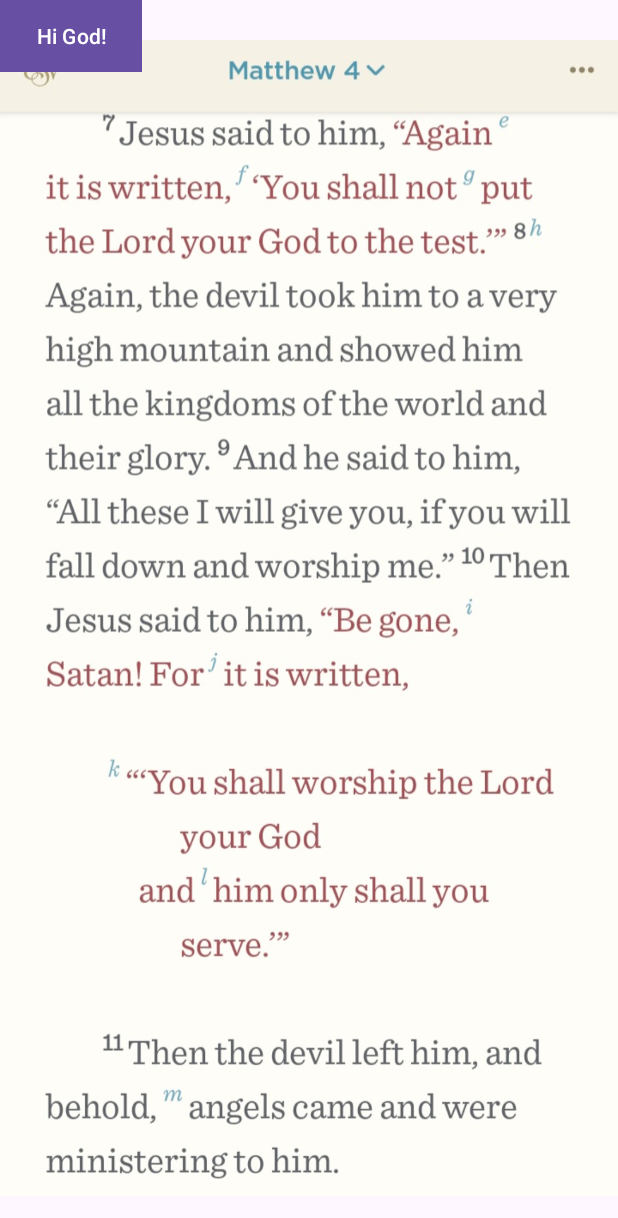
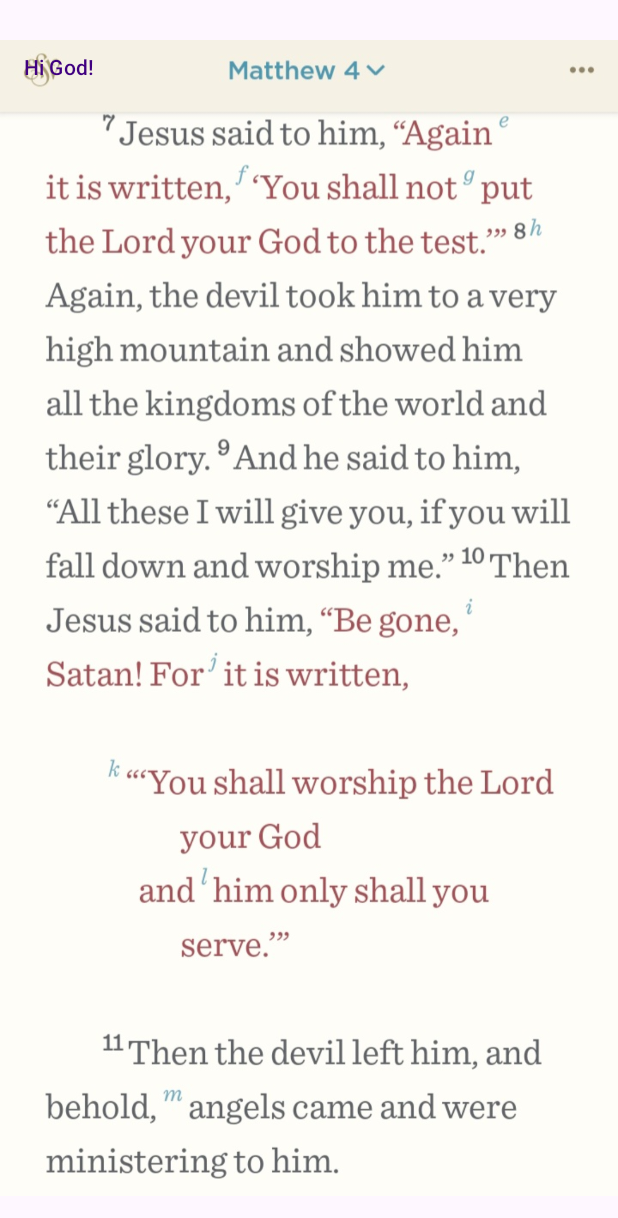
Before and after one commit to Aaron-Glave/JesusDefeatingSatan, an Android app: the screen it shows after launch (MainActivity), on a phone screen of 412 x 824 dp. Shown: the top 1218 px of the screen. Run offline under Robolectric (Android 15) with nearby library versions, the phone set to English and light mode, and no system bars.

Commit message:
Made the button transparent so you can better see the ESV.

```diff
--- a/app/src/main/res/layout/activity_main.xml
+++ b/app/src/main/res/layout/activity_main.xml
@@ -21,11 +21,14 @@
         android:id="@+id/button"
         android:layout_width="wrap_content"
         android:layout_height="wrap_content"
+        android:background="@android:color/transparent"
+        android:backgroundTint="@android:color/transparent"
+        android:text="@string/hi_god"
+        android:textColor="@color/purple"
+        android:paddingStart="0dp"
+        android:paddingEnd="10dp"
         app:layout_constraintStart_toStartOf="parent"
-        app:layout_constraintTop_toTopOf="parent"
-        android:background="@color/thin"
-        android:text="@string/hi_god"
-        />
+        app:layout_constraintTop_toTopOf="@+id/hi_guideline" />
 
     <TextView
         android:id="@+id/aarons_message"
@@ -40,5 +43,12 @@
         app:layout_constraintStart_toStartOf="parent"
         app:layout_constraintTop_toTopOf="parent" />
 
+    <androidx.constraintlayout.widget.Guideline
+        android:id="@+id/hi_guideline"
+        android:layout_width="wrap_content"
+        android:layout_height="wrap_content"
+        android:orientation="horizontal"
+        app:layout_constraintGuide_percent="0.025" />
+
 
 </androidx.constraintlayout.widget.ConstraintLayout>
```
